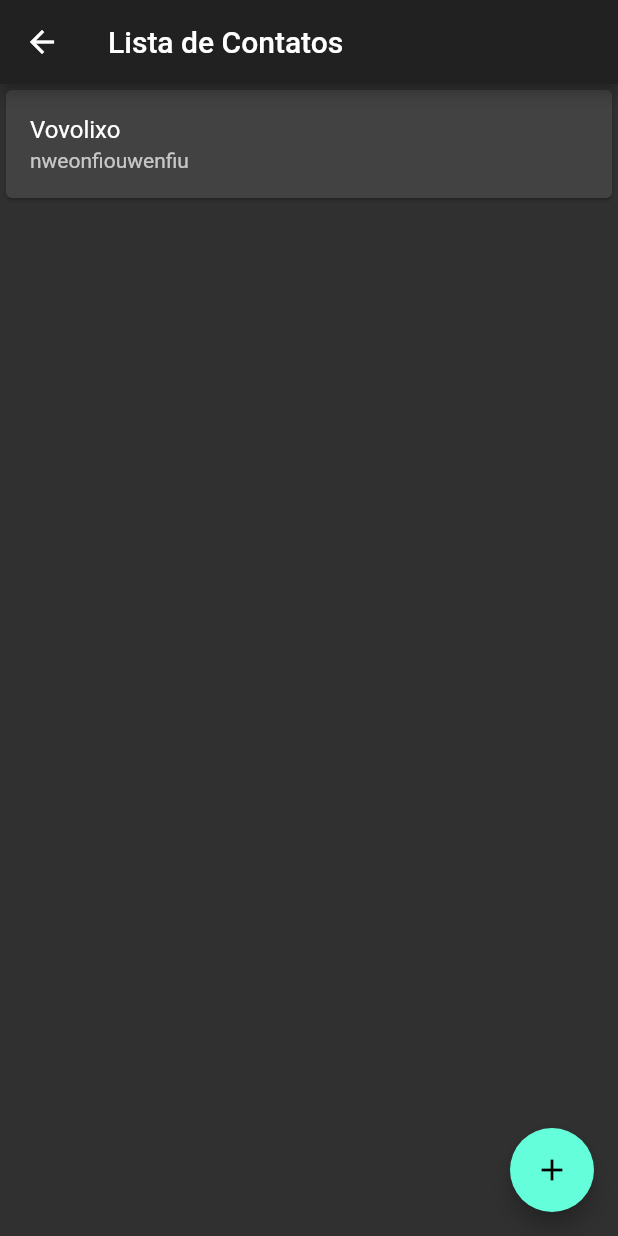
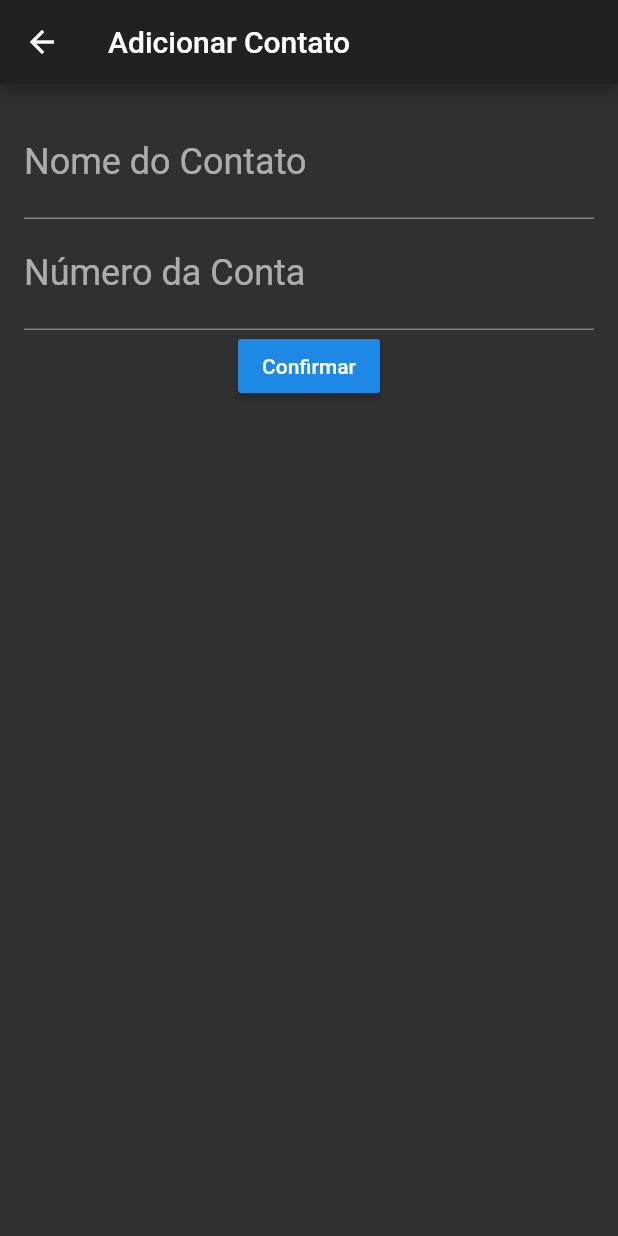
Before and after one commit to irscin/FlutterBytebank, a Flutter app: the contacts_list screen opened directly, after a tap on the "add" icon, on a phone screen of 412 x 824 dp. Run offline on Flutter 3.47's test engine with Material 2 defaults, Android fonts, the phone set to English and light mode, and no system bars.

Commit message:
Todo fluxo de adição de contato concluído

```diff
--- a/lib/main.dart
+++ b/lib/main.dart
@@ -1,6 +1,8 @@
 import 'package:bytebank/views/contacts_list.dart';
 import 'package:bytebank/views/dashboard.dart';
 import 'package:flutter/material.dart';
+
+import 'views/form_editor.dart';
 
 void main() => runApp(ByteBank());
 
--- /dev/null
+++ b/lib/models/contact.dart
@@ -0,0 +1,17 @@
+class contact{
+  final String name;
+  final int numeroConta;
+
+  contact(this.name, this.numeroConta);
+
+  String toString(){
+    return 'Contato{nome: $name, numeroConta: $numeroConta}';
+  }
+  String getName(){
+    return '$name';
+  }
+
+  String getConta(){
+    return '$numeroConta';
+  }
+}
--- a/lib/views/contacts_list.dart
+++ b/lib/views/contacts_list.dart
@@ -1,22 +1,43 @@
+
+import 'package:bytebank/views/form_editor.dart';
 import 'package:flutter/material.dart';
+import 'package:bytebank/models/contact.dart';
 
-class contacts_list extends StatelessWidget {
+class contacts_list extends StatefulWidget {
+  final List<contact> _contact=List();
+  @override
+  _contacts_listState createState() => _contacts_listState();
+}
+
+class _contacts_listState extends State<contacts_list> {
   @override
   Widget build(BuildContext context) {
     return Scaffold(
       appBar: AppBar(title: Text("Lista de Contatos")),
-      body: ListView(
-        children: <Widget>[
-          Card(
+      body: ListView.builder(
+        itemCount: widget._contact.length,
+        itemBuilder: (context, index){
+          return Card(
             child: ListTile(
-              title: Text("Vovolixo"),
-              subtitle: Text("nweonfiouwenfiu")
+                title: new Text(widget._contact[index].name),
+                subtitle: new Text(widget._contact[index].getConta())
             )
-          )
-        ],
+          );
+        },
       ),
       floatingActionButton: FloatingActionButton(
-        onPressed: (){},
+        onPressed: (){
+          final Future<contact> future = Navigator.push(context, MaterialPageRoute(builder: (context){
+            return form_editor();
+          }));
+          future.then((contact){
+            if(contact!=null){
+              setState(() {
+                widget._contact.add(contact);
+              });
+            }
+          });
+        },
         child: Icon(Icons.add)
       ),
     );
--- a/lib/views/dashboard.dart
+++ b/lib/views/dashboard.dart
@@ -16,14 +16,15 @@ class dashboard extends StatelessWidget {
               ),
               Padding(
                 padding: const EdgeInsets.all(14.0),
-                child: GestureDetector(
+                child: Material(
+                  color: Colors.green,
+                  child: InkWell(
                     onTap: (){
                       Navigator.of(context).push(MaterialPageRoute(builder: (context)=>contacts_list()));
                     },
                     child: Container(
                         height: 100,
                         width: 150,
-                      color: Colors.green,
                         child: Padding(
                           padding: const EdgeInsets.all(8.0),
                           child: Column(
@@ -40,6 +41,7 @@ class dashboard extends StatelessWidget {
                         )
                     ),
                   ),
+                ),
               )
             ],
           )
--- /dev/null
+++ b/lib/views/form_editor.dart
@@ -0,0 +1,62 @@
+import 'package:flutter/material.dart';
+import 'package:bytebank/models/contact.dart';
+
+class form_editor extends StatelessWidget {
+  final String name;
+  final int numConta;
+  final TextEditingController textEditControllerName = TextEditingController();
+  final TextEditingController textEditingControllerConta = TextEditingController();
+
+  //Contrutor
+  form_editor({String this.name, int this.numConta});
+
+  @override
+  Widget build(BuildContext context) {
+    return Scaffold(
+      appBar: AppBar(title: Text("Adicionar Contato")),
+      body: Padding(
+          padding: const EdgeInsets.all(16.0),
+          child: SingleChildScrollView(
+            child: Column(
+              children: <Widget>[
+                TextField(
+                  controller: textEditControllerName,
+                  style: TextStyle(fontSize: 24.0),
+                  decoration: InputDecoration(
+                      labelText: "Nome do Contato",
+                      hintText: "João da Silva"
+                  ),
+                  keyboardType: TextInputType.text,
+                ),
+                TextField(
+                  controller: textEditingControllerConta,
+                  style: TextStyle(fontSize: 24.0),
+                  decoration: InputDecoration(
+                      labelText: "Número da Conta",
+                      hintText: "12345"
+                  ),
+                  keyboardType: TextInputType.number,
+                ),
+                RaisedButton(
+                  disabledColor: Colors.blue,
+                  child: Text("Confirmar", style: TextStyle(color: Colors.white)),
+                  onPressed: ()=>_criarContato(context),
+                )
+              ],
+            ),
+          ),
+
+        ),
+    );
+  }
+
+  void _criarContato(BuildContext context) {
+    var numConta = int.tryParse(textEditingControllerConta.text);
+    final String name = textEditControllerName.text;
+
+    if(numConta != null && name != null){
+      final contato = new contact(name, numConta);
+      Navigator.pop(context, contato);
+    }
+  }
+}
```
Lines whose indentation alone changed are shown as unchanged.
